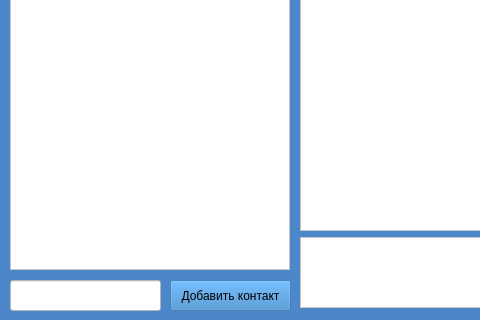
The window that client/ui/chat.ui (Shadwar/messenger) describes before a commit, drawn with Qt 5; both pictures show x 0 to 480 and y 280 to 600 of the 800 by 600 pixel window.
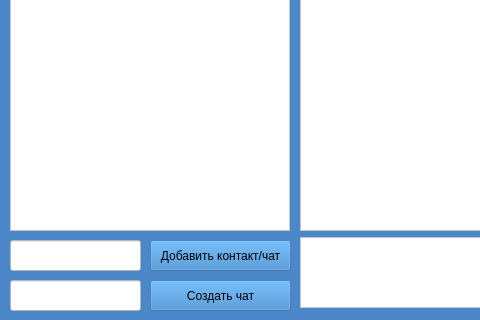
The same window after the commit. Icons and pictures are not drawn.

Diff of the .ui file:
```diff
--- a/client/ui/chat.ui
+++ b/client/ui/chat.ui
@@ -23,7 +23,7 @@
       <x>10</x>
       <y>70</y>
       <width>280</width>
-      <height>480</height>
+      <height>441</height>
      </rect>
     </property>
     <property name="styleSheet">
@@ -75,9 +75,9 @@
    <widget class="QPushButton" name="add_contact_button">
     <property name="geometry">
      <rect>
-      <x>170</x>
-      <y>560</y>
-      <width>121</width>
+      <x>150</x>
+      <y>520</y>
+      <width>141</width>
       <height>31</height>
      </rect>
     </property>
@@ -85,15 +85,15 @@
      <string notr="true">background-color: rgba(50, 127, 198, 100);</string>
     </property>
     <property name="text">
-     <string>Добавить контакт</string>
+     <string>Добавить контакт/чат</string>
     </property>
    </widget>
    <widget class="QLineEdit" name="add_contact_input">
     <property name="geometry">
      <rect>
       <x>10</x>
-      <y>560</y>
-      <width>151</width>
+      <y>520</y>
+      <width>131</width>
       <height>31</height>
      </rect>
     </property>
@@ -143,6 +143,35 @@
      <bool>true</bool>
     </property>
    </widget>
+   <widget class="QLineEdit" name="create_chat_input">
+    <property name="geometry">
+     <rect>
+      <x>10</x>
+      <y>560</y>
+      <width>131</width>
+      <height>31</height>
+     </rect>
+    </property>
+    <property name="styleSheet">
+     <string notr="true">background-color: rgb(255, 255, 255);</string>
+    </property>
+   </widget>
+   <widget class="QPushButton" name="create_chat_button">
+    <property name="geometry">
+     <rect>
+      <x>150</x>
+      <y>560</y>
+      <width>141</width>
+      <height>31</height>
+     </rect>
+    </property>
+    <property name="styleSheet">
+     <string notr="true">background-color: rgba(50, 127, 198, 100);</string>
+    </property>
+    <property name="text">
+     <string>Создать чат</string>
+    </property>
+   </widget>
   </widget>
  </widget>
  <resources/>
```
